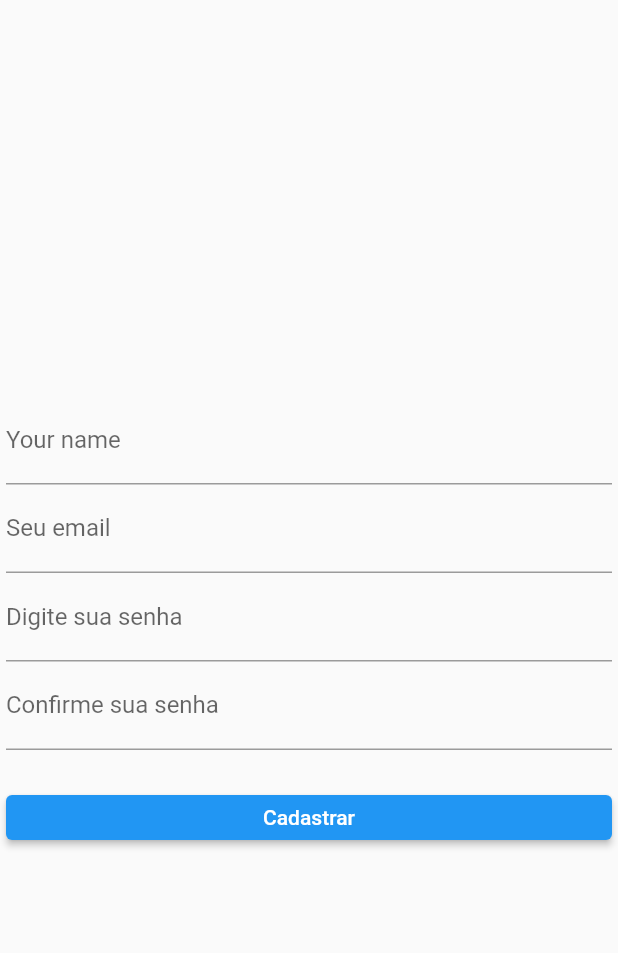
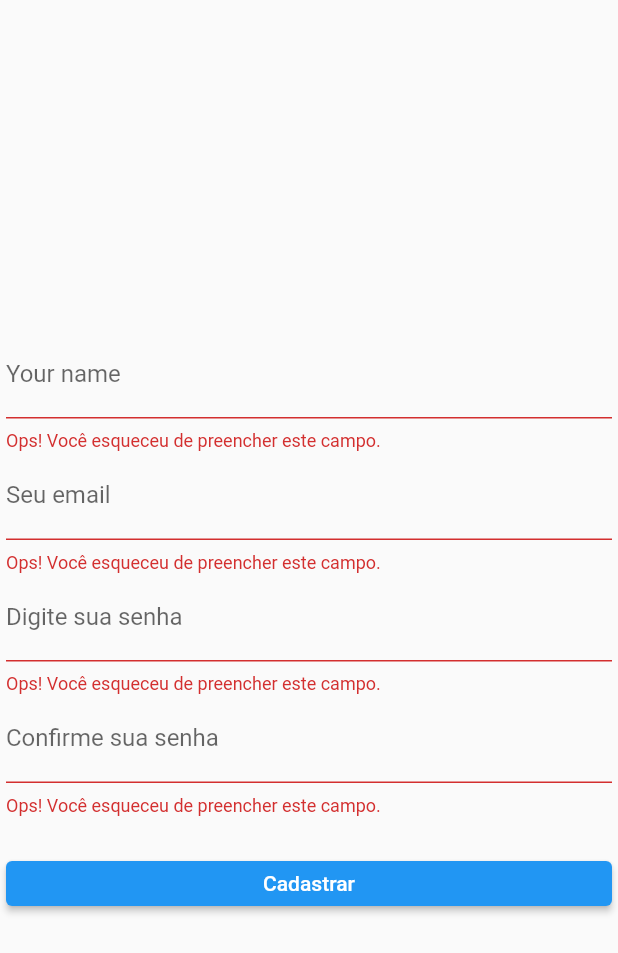
Before and after one commit to FlyingDutchman-Dev/flutter_stockflow_web, a Flutter app: the screen it shows after launch, after a tap on "Cadastrar", on a phone screen of 412 x 824 dp. Shown: the top 953 px of the screen. Run offline on Flutter 3.47's test engine with Material 2 defaults, Android fonts, the phone set to English and light mode, and no system bars; our stand-ins replace cloud_firestore, firebase_auth, firebase_core; accounts and stored records are empty; generated files the repository leaves out were written again; statements that could not run were skipped.

Commit message:
Validação dos campos de email, senha e confirmar senha de cadastrar

```diff
--- a/lib/models/usuario.dart
+++ b/lib/models/usuario.dart
@@ -1,8 +1,7 @@
 class Usuario {
-  //final String id;
-  //final String nome;
+  final String nome;
   final String email;
   final String senha;
 
-  Usuario(this.email, this.senha);
+  Usuario(this.nome, this.email, this.senha);
 }
--- a/lib/rotas/rotas.dart
+++ b/lib/rotas/rotas.dart
@@ -1,10 +1,12 @@
 import 'package:flutter/material.dart';
 import 'package:flutter_stockflow_web/telas/cadastrar/widget_principal/cadastrar.dart';
+import 'package:flutter_stockflow_web/telas/falha/widget_principal/falha.dart';
 import 'package:flutter_stockflow_web/telas/home/widget_principal/home.dart';
 
 class Routes {
   static final Map<String, WidgetBuilder> routes = {
     '/': (context) => const Home(),
     '/cadastrar': (context) => const Cadastrar(),
+    '/falha': (context) => const Falha(),
   };
 }
--- /dev/null
+++ b/lib/servicos/enums/status_cadastro.dart
@@ -0,0 +1,10 @@
+enum StatusCadastro {
+  sucesso,
+  parametrosInvalidos,
+  falhaCadastro,
+  senhaFraca,
+  emailJaEmUso,
+  erroDesconhecido,
+
+  // Adicione outros estados conforme necessário
+}
--- /dev/null
+++ b/lib/servicos/validacao/validar_email.dart
@@ -0,0 +1,5 @@
+class ValidarEmail {
+  static bool validar(String email) {
+    return RegExp(r'^[\w-]+(\.[\w-]+)*@[\w-]+(\.[\w-]+)+$').hasMatch(email);
+  }
+}
--- a/lib/telas/cadastrar/widget_principal/cadastrar.dart
+++ b/lib/telas/cadastrar/widget_principal/cadastrar.dart
@@ -2,6 +2,8 @@ import 'package:flutter/material.dart';
 import 'package:flutter_gen/gen_l10n/app_localizations.dart';
 import 'package:flutter_stockflow_web/dados/firebase/cadastrar/cadastrar.dart';
 import 'package:flutter_stockflow_web/models/usuario.dart';
+import 'package:flutter_stockflow_web/servicos/enums/status_cadastro.dart';
+import 'package:flutter_stockflow_web/servicos/validacao/validar_email.dart';
 
 class Cadastrar extends StatefulWidget {
   const Cadastrar({super.key});
@@ -18,10 +20,13 @@ class _CadastrarState extends State<Cadastrar> {
 
   @override
   Widget build(BuildContext context) {
+    final GlobalKey<FormState> _formKey = GlobalKey<FormState>();
     final nomeCadastrar = AppLocalizations.of(context)!.nomeCadastrar;
 
     return Scaffold(
-      body: Center(
+      body: Form(
+        key: _formKey,
+        child: Center(
           child: Card(
             color: Colors.transparent,
             elevation: 0,
@@ -35,6 +40,12 @@ class _CadastrarState extends State<Cadastrar> {
                       border: const UnderlineInputBorder(),
                       labelText: nomeCadastrar,
                     ),
+                    validator: (value) {
+                      if (value == null || value.isEmpty) {
+                        return 'Ops! Você esqueceu de preencher este campo.';
+                      }
+                      return null;
+                    },
                     onChanged: (fNome){
                       nome = fNome;
                     },
@@ -47,8 +58,20 @@ class _CadastrarState extends State<Cadastrar> {
                       border: UnderlineInputBorder(),
                       labelText: 'Seu email',
                     ),
+                    keyboardType: TextInputType.emailAddress,
                     onChanged: (fEmail){
                       email = fEmail;
+                    },
+                    validator: (value) {
+                      if (value == null || value.isEmpty) {
+                        return 'Ops! Você esqueceu de preencher este campo.';
+                      }
+                      // Use uma expressão regular para verificar o formato do e-mail
+                      // Aqui, usamos um padrão simples, mas você pode usar um mais complexo se necessário
+                      if (!ValidarEmail.validar(value)) {
+                        return 'Por favor, insira um e-mail válido';
+                      }
+                      return null;
                     },
                   ),
                 ),
@@ -59,8 +82,15 @@ class _CadastrarState extends State<Cadastrar> {
                       border: UnderlineInputBorder(),
                       labelText: 'Digite sua senha',
                     ),
+                    keyboardType: TextInputType.visiblePassword,
                     onChanged: (fSenha){
                       senha = fSenha;
+                    },
+                    validator: (value) {
+                      if (value == null || value.isEmpty) {
+                        return 'Ops! Você esqueceu de preencher este campo.';
+                      }
+                      return null;
                     },
                   ),
                 ),
@@ -74,6 +104,12 @@ class _CadastrarState extends State<Cadastrar> {
                     onChanged: (fConfirmar){
                       confirmarSenha = fConfirmar;
                     },
+                    validator: (value) {
+                      if (value == null || value.isEmpty) {
+                        return 'Ops! Você esqueceu de preencher este campo.';
+                      }
+                      return null;
+                    },
                   ),
                 ),
                 const SizedBox(height: 30,),
@@ -82,10 +118,29 @@ class _CadastrarState extends State<Cadastrar> {
                   height: 30,
                   child: ElevatedButton(
                     onPressed: () async {
-                    Usuario usuario = Usuario(email, senha);
+                      if (_formKey.currentState!.validate()) {
+                        _formKey.currentState!.save();
 
-                    var sucesso = await cadastrarUsuario(usuario);
+                        if(senha != confirmarSenha){
+                          ScaffoldMessenger.of(context).showSnackBar(
+                            const SnackBar(content: Text('Oops, as senhas não batem.')),
+                          );
+                          return;
+                        }
 
+                        Usuario usuario = Usuario(nome, email, senha); // Substitua isso pela criação do usuário
+
+                        StatusCadastro resultado = await cadastrarUsuario(usuario);
+
+                        // resultado para navegar para outra tela
+                        switch (resultado) {
+                          case StatusCadastro.sucesso:
+                            Navigator.of(context).pushNamed('/');
+                            break;
+
+                          default: Navigator.of(context).pushNamed('/falha');
+                        }
+                      }
                     },
                     child: const Text("Cadastrar"),
                   )
@@ -94,6 +149,7 @@ class _CadastrarState extends State<Cadastrar> {
             ),
           ),
         ),
+      ),
     );
   }
 }
--- a/lib/telas/home/widget_principal/home.dart
+++ b/lib/telas/home/widget_principal/home.dart
@@ -10,6 +10,10 @@ class Home extends StatefulWidget {
 class _HomeState extends State<Home> {
   @override
   Widget build(BuildContext context) {
-    return const Placeholder();
+    return const Scaffold(
+      body: Card(
+        child: Center(child: Text("Bem-vindo")),
+      ),
+    );
   }
 }
--- a/pubspec.yaml
+++ b/pubspec.yaml
@@ -44,6 +44,7 @@ dependencies:
   firebase_auth: ^4.12.1
   firebase_core: ^2.23.0
   firebase_core_web: ^2.8.1
+  cloud_firestore: ^4.13.5
 
 dev_dependencies:
   flutter_test:
```
Also changed, not shown: lib/dados/firebase/cadastrar/cadastrar.dart (+32 -13 lines), lib/telas/falha/widget_principal/falha.dart (added, +19 -0 lines), pubspec.lock, 1 other file. Lines whose indentation alone changed are shown as unchanged.
